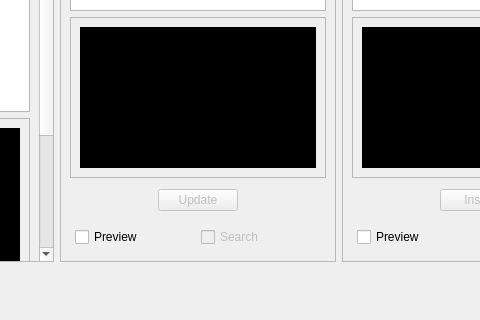
Qt form src/mainwindowview.ui (juliagoda/pak-gui) before a commit; both pictures show x 232 to 712 and y 312 to 632 of the 860 by 632 pixel window.
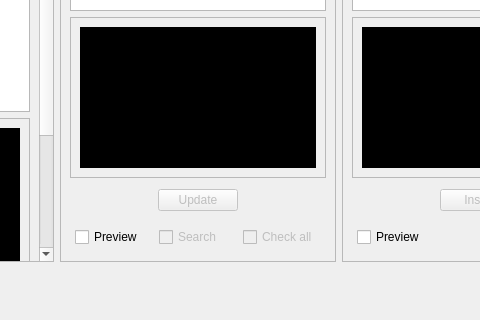
The same form after that commit. Custom widgets are drawn as their Qt base class.

Commit message: Added check all updates checkbox

```diff
--- a/src/mainwindowview.ui
+++ b/src/mainwindowview.ui
@@ -409,8 +409,8 @@
            <rect>
             <x>0</x>
             <y>0</y>
-            <width>272</width>
-            <height>527</height>
+            <width>274</width>
+            <height>523</height>
            </rect>
           </property>
           <layout class="QVBoxLayout" name="verticalLayout_2">
@@ -692,6 +692,16 @@
                </property>
               </widget>
              </item>
+             <item>
+              <widget class="QCheckBox" name="check_all_updates_checkbox">
+               <property name="enabled">
+                <bool>false</bool>
+               </property>
+               <property name="text">
+                <string>Check all</string>
+               </property>
+              </widget>
+             </item>
             </layout>
            </item>
           </layout>
```
Left out of the diff: 33 changed lines with no effect on the pictures. The commit also changes 5 other files.
